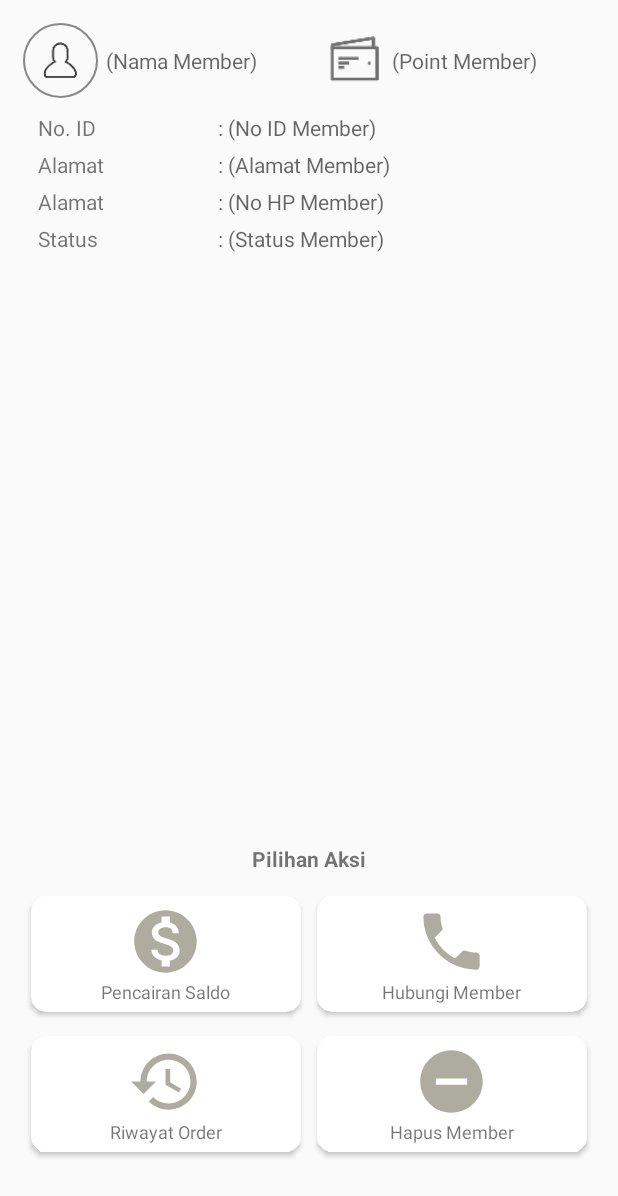
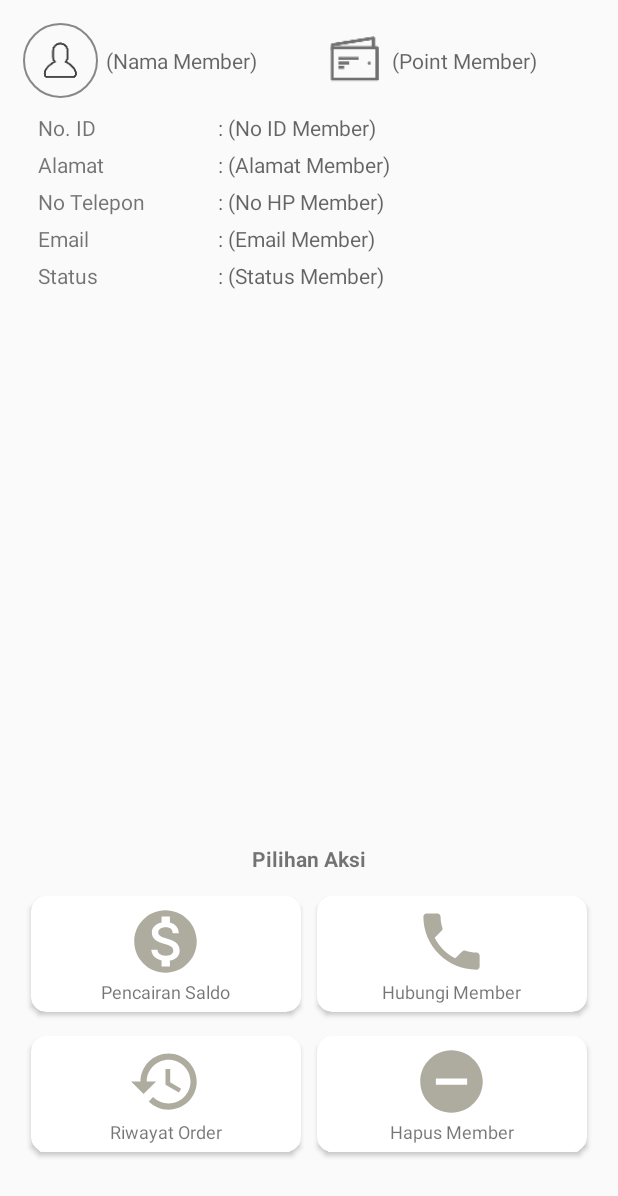
Before and after one commit to burhanudinnuban/devmobilebanksampah, an Android app: the layout activity_detail_member.xml on its own in the app's theme, with its tools: preview values and no code run, on a phone screen of 412 x 824 dp. Shown: the top 1196 px of the screen. Run offline under Robolectric (Android 15) with nearby library versions, the phone set to English and light mode, and no system bars.

Commit message:
detail List Member View Done

```diff
--- a/app/src/main/AndroidManifest.xml
+++ b/app/src/main/AndroidManifest.xml
@@ -29,8 +29,8 @@
         android:supportsRtl="true"
         android:theme="@style/AppTheme"
         android:usesCleartextTraffic="true">
-        <activity android:name=".Activities.TambahkanDaftar">
-        </activity>
+        <activity android:name=".MemberFragment.RequestMember.DetailRequestMember"></activity>
+        <activity android:name=".Activities.TambahkanDaftar"></activity>
         <activity android:name=".RegisterActivities.RegisterActivity" />
         <activity android:name=".MemberFragment.ListMember.RiwayatOrderMemberActivity" />
         <activity android:name=".MemberFragment.ListMember.DetailMemberActivity" />
@@ -218,7 +218,7 @@
             android:largeHeap="true"
             android:screenOrientation="portrait"
             android:theme="@style/AppTheme.NoActionBarHide"
-            android:windowSoftInputMode="stateHidden"></activity>
+            android:windowSoftInputMode="stateHidden" />
 
         <meta-data
             android:name="com.google.firebase.messaging.default_notification_channel_id"
--- a/app/src/main/res/layout/activity_detail_member.xml
+++ b/app/src/main/res/layout/activity_detail_member.xml
@@ -128,7 +128,7 @@
                 android:layout_height="wrap_content"
                 android:layout_weight="0.5"
                 android:gravity="left|start|center"
-                android:text="Alamat" />
+                android:text="No Telepon" />
 
             <TextView
                 android:id="@+id/tvNoHPMember_DetailMember"
@@ -137,6 +137,27 @@
                 android:layout_weight="1"
                 android:gravity="left|start|center"
                 android:hint=": (No HP Member)" />
+        </TableRow>
+
+        <TableRow
+            android:layout_width="match_parent"
+            android:layout_height="wrap_content"
+            android:layout_marginBottom="5dp">
+
+            <TextView
+                android:layout_width="0dp"
+                android:layout_height="wrap_content"
+                android:layout_weight="0.5"
+                android:gravity="left|start|center"
+                android:text="Email" />
+
+            <TextView
+                android:id="@+id/tvEmailMemberDetail"
+                android:layout_width="0dp"
+                android:layout_height="wrap_content"
+                android:layout_weight="1"
+                android:gravity="left|start|center"
+                android:hint=": (Email Member)" />
         </TableRow>
 
         <TableRow
```
Also changed, not shown: app/src/main/java/com/demo/user/banksampah/Adapter/LazyAdapter.java (+37 -4 lines), app/src/main/java/com/demo/user/banksampah/MemberFragment/ListMember/DetailMemberActivity.java (+12 -8 lines), app/src/main/java/com/demo/user/banksampah/MemberFragment/ListMember/ListMember.java (+13 -14 lines), app/src/main/java/com/demo/user/banksampah/MemberFragment/RequestMember/DetailRequestMember.java (added, +15 -0 lines), app/src/main/java/com/demo/user/banksampah/MemberFragment/RequestMember/RequestMember.java (+8 -3 lines), app/src/main/res/layout/activity_detail_request_member.xml (added, +9 -0 lines).
